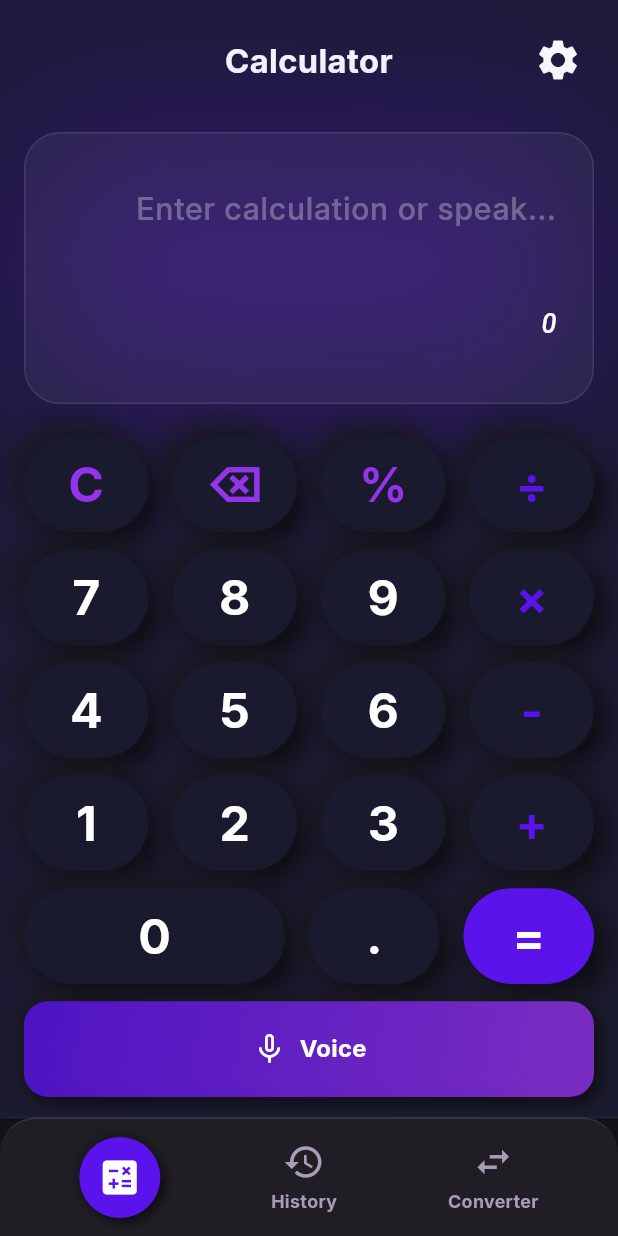
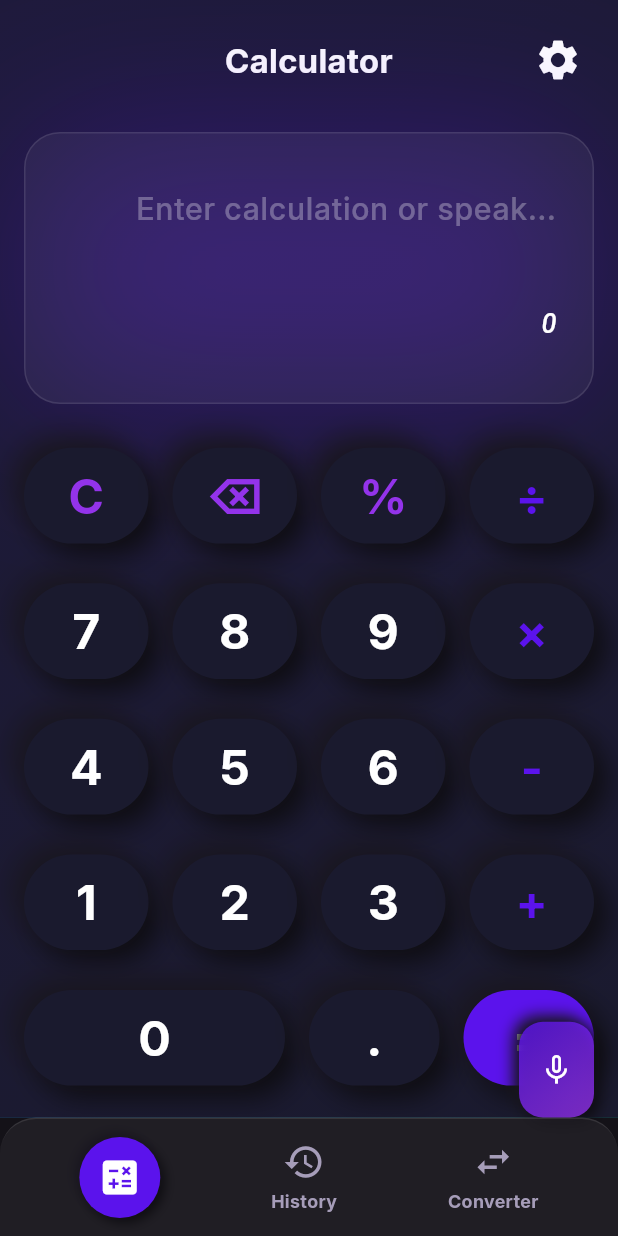
Before and after one commit to abhaysaqi/smart_calculator, a Flutter app: the screen it shows after launch, on a phone screen of 412 x 824 dp. Run offline on Flutter 3.47's test engine with Material 3 defaults, Android fonts, the phone set to English and light mode, and no system bars; our stand-ins replace speech_to_text, sqflite; accounts and stored records are empty.

Commit message:
voice button as floating action button

```diff
--- a/lib/screens/calculator_screen.dart
+++ b/lib/screens/calculator_screen.dart
@@ -968,6 +968,8 @@ class _CalculatorScreenState extends State<CalculatorScreen>
     );
 
     return Scaffold(
+      floatingActionButton: _buildVoiceButton(buttonHeight, screenWidth, false),
+      floatingActionButtonLocation: FloatingActionButtonLocation.endContained,
       body: SafeArea(
         child: Container(
           decoration: const BoxDecoration(
@@ -1399,10 +1401,10 @@ class _CalculatorScreenState extends State<CalculatorScreen>
             ),
           ], buttonSpacing),
 
-          // Row 6: Voice Button
-          _buildResponsiveButtonRow([
-            _buildVoiceButton(buttonHeight, screenWidth, isTablet),
-          ], buttonSpacing),
+          // // Row 6: Voice Button
+          // _buildResponsiveButtonRow([
+          //   _buildVoiceButton(buttonHeight, screenWidth, isTablet),
+          // ], buttonSpacing),
         ],
       ),
     );
@@ -1413,14 +1415,14 @@ class _CalculatorScreenState extends State<CalculatorScreen>
     double screenWidth,
     bool isTablet,
   ) {
-    return Expanded(
-      child: AnimatedBuilder(
+    return AnimatedBuilder(
       animation: _micScaleAnimation,
       child: GestureDetector(
         onTap: _speechEnabled ? _toggleListening : _showSpeechUnavailable,
         onLongPress: _speechEnabled ? _showVoiceHelp : null,
         child: Container(
           height: buttonHeight,
+          width: 50,
           decoration: BoxDecoration(
             gradient: LinearGradient(
               begin: Alignment.topLeft,
@@ -1451,24 +1453,10 @@ class _CalculatorScreenState extends State<CalculatorScreen>
               ),
             ],
           ),
-            child: Row(
-              mainAxisAlignment: MainAxisAlignment.center,
-              children: [
-                Icon(
+          child: Icon(
             _isListening ? Icons.mic : Icons.mic_none,
             color: Colors.white,
             size: isTablet ? 28 : 24,
-                ),
-                const SizedBox(width: 8),
-                Text(
-                  _isListening ? 'Stop' : (_speechEnabled ? 'Voice' : 'N/A'),
-                  style: TextStyle(
-                    color: Colors.white,
-                    fontSize: isTablet ? 18 : 16,
-                    fontWeight: FontWeight.w600,
-                  ),
-                ),
-              ],
           ),
         ),
       ),
@@ -1478,7 +1466,6 @@ class _CalculatorScreenState extends State<CalculatorScreen>
           child: child,
         );
       },
-      ),
     );
   }
 
```
Lines whose indentation alone changed are shown as unchanged.
